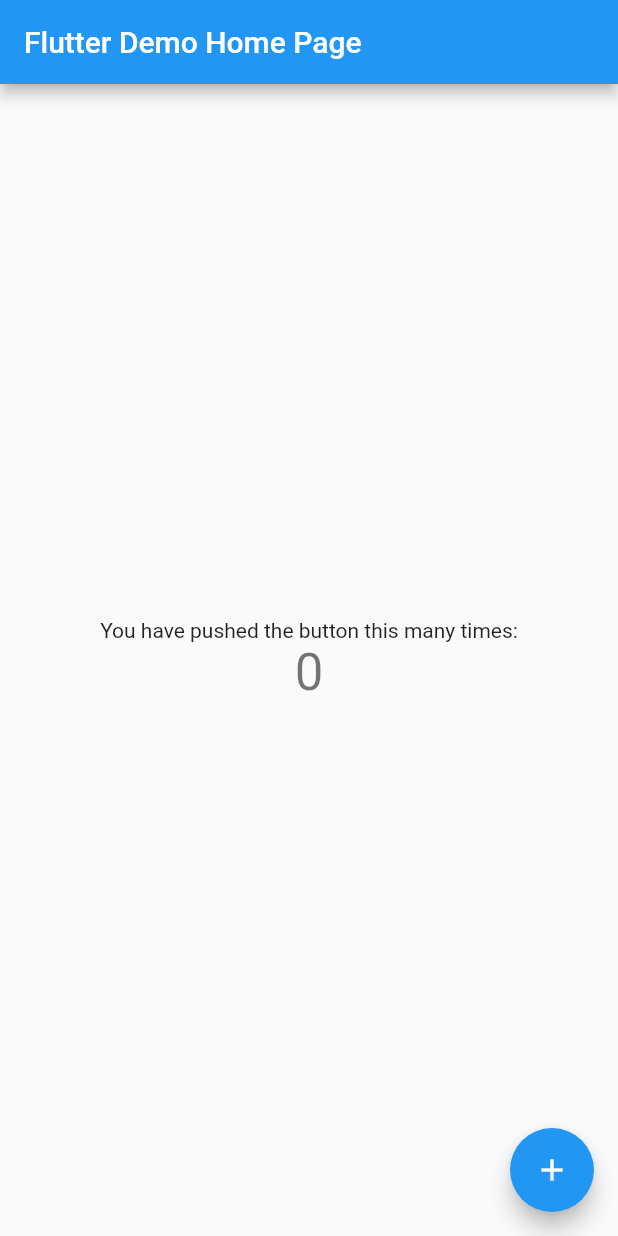
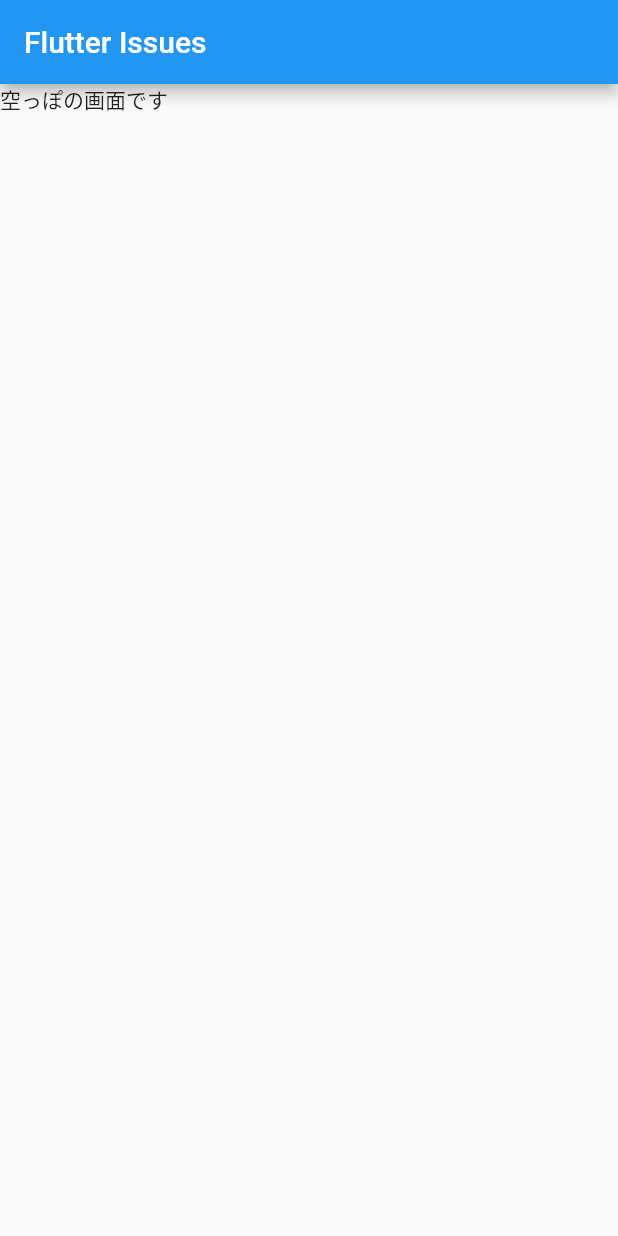
Before and after one commit to tomoki69386/Flutter-GitHub-API, a Flutter app: the screen it shows after launch, on a phone screen of 412 x 824 dp. Run offline on Flutter 3.47's test engine with Material 2 defaults, Android fonts, the phone set to English and light mode, and no system bars.

Commit message:
Add http

```diff
--- a/lib/main.dart
+++ b/lib/main.dart
@@ -7,7 +7,7 @@ class MyApp extends StatelessWidget {
   @override
   Widget build(BuildContext context) {
     return MaterialApp(
-      title: 'Flutter Demo',
+      title: 'Flutter Issues',
       theme: ThemeData(
         // This is the theme of your application.
         //
@@ -20,7 +20,7 @@ class MyApp extends StatelessWidget {
         // is not restarted.
         primarySwatch: Colors.blue,
       ),
-      home: MyHomePage(title: 'Flutter Demo Home Page'),
+      home: MyHomePage(title: 'Flutter Issues'),
     );
   }
 }
@@ -59,53 +59,11 @@ class _MyHomePageState extends State<MyHomePage> {
 
   @override
   Widget build(BuildContext context) {
-    // This method is rerun every time setState is called, for instance as done
-    // by the _incrementCounter method above.
-    //
-    // The Flutter framework has been optimized to make rerunning build methods
-    // fast, so that you can just rebuild anything that needs updating rather
-    // than having to individually change instances of widgets.
     return Scaffold(
       appBar: AppBar(
-        // Here we take the value from the MyHomePage object that was created by
-        // the App.build method, and use it to set our appbar title.
         title: Text(widget.title),
       ),
-      body: Center(
-        // Center is a layout widget. It takes a single child and positions it
-        // in the middle of the parent.
-        child: Column(
-          // Column is also a layout widget. It takes a list of children and
-          // arranges them vertically. By default, it sizes itself to fit its
-          // children horizontally, and tries to be as tall as its parent.
-          //
-          // Invoke "debug painting" (press "p" in the console, choose the
-          // "Toggle Debug Paint" action from the Flutter Inspector in Android
-          // Studio, or the "Toggle Debug Paint" command in Visual Studio Code)
-          // to see the wireframe for each widget.
-          //
-          // Column has various properties to control how it sizes itself and
-          // how it positions its children. Here we use mainAxisAlignment to
-          // center the children vertically; the main axis here is the vertical
-          // axis because Columns are vertical (the cross axis would be
-          // horizontal).
-          mainAxisAlignment: MainAxisAlignment.center,
-          children: <Widget>[
-            Text(
-              'You have pushed the button this many times:',
-            ),
-            Text(
-              '$_counter',
-              style: Theme.of(context).textTheme.display1,
-            ),
-          ],
-        ),
-      ),
-      floatingActionButton: FloatingActionButton(
-        onPressed: _incrementCounter,
-        tooltip: 'Increment',
-        child: Icon(Icons.add),
-      ), // This trailing comma makes auto-formatting nicer for build methods.
+      body: Text('空っぽの画面です'),
     );
   }
 }
```
Also changed, not shown: pubspec.yaml (+2 -54 lines), pubspec.lock.
